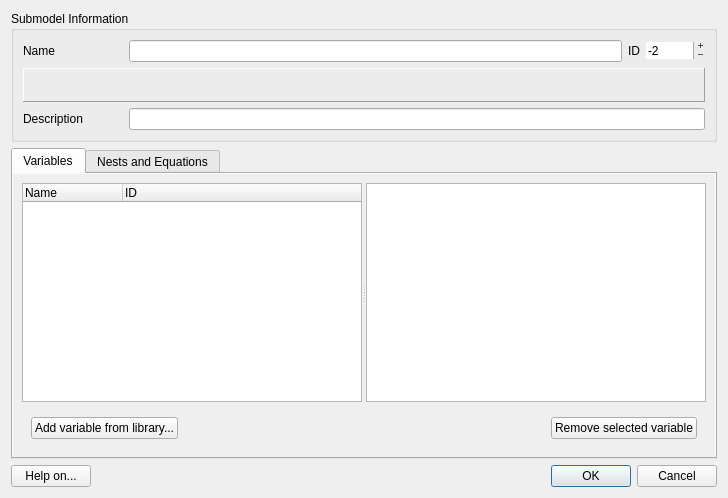
Before: the Qt Designer form opus_gui/models_manager/views/submodel_editor.ui in psrc/urbansim, drawn with Qt 5.
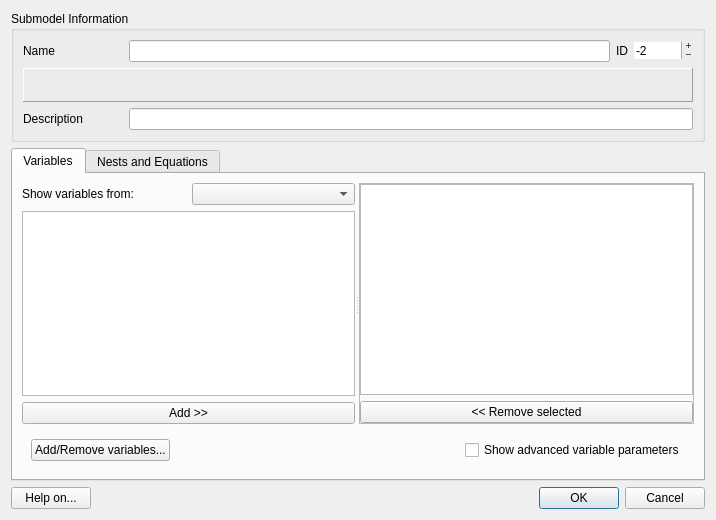
After: the same form once the commit is applied. Icons and pictures are not drawn. Custom widgets are drawn as their Qt base class.

Commit message: added a nicer variable "picker". Users can add or remove single variables via right click but are now given the option to click "add/remove variables" to add/remove multiple variables at once using an optimized interface. added a checkbox for displaying advanced parameters for variables (defaults to OFF)

Diff of the .ui file:
```diff
--- a/opus_gui/models_manager/views/submodel_editor.ui
+++ b/opus_gui/models_manager/views/submodel_editor.ui
@@ -5,8 +5,8 @@
    <rect>
     <x>0</x>
     <y>0</y>
-    <width>728</width>
-    <height>498</height>
+    <width>716</width>
+    <height>520</height>
    </rect>
   </property>
   <property name="windowTitle" >
@@ -165,26 +165,103 @@
      </property>
      <widget class="QWidget" name="tab_variable_selector" >
       <property name="autoFillBackground" >
-       <bool>true</bool>
+       <bool>false</bool>
       </property>
       <attribute name="title" >
        <string>Variables</string>
       </attribute>
-      <layout class="QVBoxLayout" name="verticalLayout" >
+      <layout class="QVBoxLayout" name="verticalLayout_6" >
        <item>
         <widget class="QSplitter" name="split_struct_variables" >
-         <property name="sizePolicy" >
-          <sizepolicy vsizetype="MinimumExpanding" hsizetype="Expanding" >
-           <horstretch>0</horstretch>
-           <verstretch>0</verstretch>
-          </sizepolicy>
-         </property>
          <property name="orientation" >
           <enum>Qt::Horizontal</enum>
          </property>
+         <widget class="QStackedWidget" name="stack_struct_picker" >
+          <property name="sizePolicy" >
+           <sizepolicy vsizetype="Expanding" hsizetype="Preferred" >
+            <horstretch>0</horstretch>
+            <verstretch>0</verstretch>
+           </sizepolicy>
+          </property>
+          <property name="currentIndex" >
+           <number>0</number>
+          </property>
+          <widget class="QWidget" name="picker" >
+           <layout class="QVBoxLayout" name="verticalLayout_4" >
+            <property name="sizeConstraint" >
+             <enum>QLayout::SetMinimumSize</enum>
+            </property>
+            <property name="margin" >
+             <number>0</number>
+            </property>
+            <item>
+             <layout class="QHBoxLayout" name="horizontalLayout_8" >
+              <item>
+               <widget class="QLabel" name="label_3" >
+                <property name="text" >
+                 <string>Show variables from:</string>
+                </property>
+               </widget>
+              </item>
+              <item>
+               <widget class="QComboBox" name="cbo_dataset_filter" >
+                <property name="whatsThis" >
+                 <string>Filter what variables to display for adding by dataset.
+The list of variables is not filtered if [All datasets] is selected.</string>
+                </property>
+               </widget>
+              </item>
+             </layout>
+            </item>
+            <item>
+             <widget class="QListWidget" name="lst_available_variables" >
+              <property name="whatsThis" >
+               <string>&lt;!DOCTYPE HTML PUBLIC "-//W3C//DTD HTML 4.0//EN" "http://www.w3.org/TR/REC-html40/strict.dtd">
+&lt;html>&lt;head>&lt;meta name="qrichtext" content="1" />&lt;style type="text/css">
+p, li { white-space: pre-wrap; }
+&lt;/style>&lt;/head>&lt;body style=" font-family:'Tahoma'; font-size:8.25pt; font-weight:400; font-style:normal;">
+&lt;p style=" margin-top:0px; margin-bottom:0px; margin-left:0px; margin-right:0px; -qt-block-indent:0; text-indent:0px;">The list of available model variables that can be added to the the right side list.&lt;/p>
+&lt;p style="-qt-paragraph-type:empty; margin-top:0px; margin-bottom:0px; margin-left:0px; margin-right:0px; -qt-block-indent:0; text-indent:0px;">&lt;/p>
+&lt;p style=" margin-top:0px; margin-bottom:0px; margin-left:0px; margin-right:0px; -qt-block-indent:0; text-indent:0px;">This list only shows variables that are not already selected and that belong the selected dataset.&lt;/p>&lt;/body>&lt;/html></string>
+              </property>
+              <property name="selectionMode" >
+               <enum>QAbstractItemView::ExtendedSelection</enum>
+              </property>
+             </widget>
+            </item>
+            <item>
+             <widget class="QPushButton" name="pb_add_variable" >
+              <property name="whatsThis" >
+               <string>Add the selected variable(s) to the right side list.</string>
+              </property>
+              <property name="text" >
+               <string>Add >></string>
+              </property>
+             </widget>
+            </item>
+           </layout>
+          </widget>
+          <widget class="QWidget" name="structure" >
+           <property name="sizePolicy" >
+            <sizepolicy vsizetype="MinimumExpanding" hsizetype="Maximum" >
+             <horstretch>0</horstretch>
+             <verstretch>0</verstretch>
+            </sizepolicy>
+           </property>
+           <layout class="QVBoxLayout" name="verticalLayout_7" >
+            <property name="spacing" >
+             <number>6</number>
+            </property>
+            <property name="sizeConstraint" >
+             <enum>QLayout::SetMinimumSize</enum>
+            </property>
+            <property name="margin" >
+             <number>0</number>
+            </property>
+            <item>
          <widget class="QTreeWidget" name="tree_structure_selector" >
           <property name="sizePolicy" >
-           <sizepolicy vsizetype="Expanding" hsizetype="Maximum" >
+               <sizepolicy vsizetype="Expanding" hsizetype="MinimumExpanding" >
             <horstretch>0</horstretch>
             <verstretch>0</verstretch>
            </sizepolicy>
@@ -213,7 +290,29 @@
            </property>
           </column>
          </widget>
+            </item>
+           </layout>
+          </widget>
+         </widget>
+         <widget class="QFrame" name="frame" >
+          <property name="frameShape" >
+           <enum>QFrame::StyledPanel</enum>
+          </property>
+          <property name="frameShadow" >
+           <enum>QFrame::Raised</enum>
+          </property>
+          <layout class="QVBoxLayout" name="verticalLayout" >
+           <property name="margin" >
+            <number>0</number>
+           </property>
+           <item>
          <widget class="QTableView" name="table_selected_variables" >
+             <property name="sizePolicy" >
+              <sizepolicy vsizetype="Expanding" hsizetype="MinimumExpanding" >
+               <horstretch>0</horstretch>
+               <verstretch>0</verstretch>
+              </sizepolicy>
+             </property>
           <property name="whatsThis" >
            <string>&lt;!DOCTYPE HTML PUBLIC "-//W3C//DTD HTML 4.0//EN" "http://www.w3.org/TR/REC-html40/strict.dtd">
 &lt;html>&lt;head>&lt;meta name="qrichtext" content="1" />&lt;style type="text/css">
@@ -245,22 +344,49 @@
            <bool>false</bool>
           </property>
          </widget>
+           </item>
+           <item>
+            <widget class="QPushButton" name="pb_remove_variable" >
+             <property name="toolTip" >
+              <string>Remove the selected variable</string>
+             </property>
+             <property name="whatsThis" >
+              <string>&lt;!DOCTYPE HTML PUBLIC "-//W3C//DTD HTML 4.0//EN" "http://www.w3.org/TR/REC-html40/strict.dtd">
+&lt;html>&lt;head>&lt;meta name="qrichtext" content="1" />&lt;style type="text/css">
+p, li { white-space: pre-wrap; }
+&lt;/style>&lt;/head>&lt;body style=" font-family:'MS Shell Dlg 2'; font-size:8.25pt; font-weight:400; font-style:normal;">
+&lt;p style=" margin-top:0px; margin-bottom:0px; margin-left:0px; margin-right:0px; -qt-block-indent:0; text-indent:0px; font-size:8pt;">Remove the selected variables from the equation / submodel.&lt;/p>
+&lt;p style="-qt-paragraph-type:empty; margin-top:0px; margin-bottom:0px; margin-left:0px; margin-right:0px; -qt-block-indent:0; text-indent:0px; font-size:8pt;">&lt;/p>
+&lt;p style=" margin-top:0px; margin-bottom:0px; margin-left:0px; margin-right:0px; -qt-block-indent:0; text-indent:0px; font-size:8pt;">Note that any extra information such as starting values or coefficient names are lost when removing the variable. To temporarly disable a variable you can click the "&lt;span style=" font-weight:600;">ignore&lt;/span>" checkbox on the far left side of the list.&lt;/p>&lt;/body>&lt;/html></string>
+             </property>
+             <property name="text" >
+              <string>&lt;&lt; Remove selected</string>
+             </property>
+            </widget>
+           </item>
+          </layout>
+         </widget>
         </widget>
        </item>
        <item>
         <widget class="QFrame" name="frame_selection_buttons" >
+         <property name="sizePolicy" >
+          <sizepolicy vsizetype="Maximum" hsizetype="Preferred" >
+           <horstretch>0</horstretch>
+           <verstretch>0</verstretch>
+          </sizepolicy>
+         </property>
          <layout class="QHBoxLayout" name="horizontalLayout_5" >
           <item>
-           <widget class="QPushButton" name="pb_add_variable" >
+           <widget class="QPushButton" name="pb_show_picker" >
             <property name="toolTip" >
              <string>Add a variable from the expression librarry to the current list</string>
             </property>
             <property name="text" >
-             <string>Add variable from library...</string>
+             <string>Add/Remove variables...</string>
             </property>
-            <property name="icon" >
-             <iconset>
-              <normaloff>:/Images/Images/arrow_right.png</normaloff>:/Images/Images/arrow_right.png</iconset>
+            <property name="checkable" >
+             <bool>true</bool>
             </property>
            </widget>
           </item>
@@ -278,24 +404,9 @@
            </spacer>
           </item>
           <item>
-           <widget class="QPushButton" name="pb_remove_variable" >
-            <property name="toolTip" >
-             <string>Remove the selected variable</string>
-            </property>
-            <property name="whatsThis" >
-             <string>&lt;!DOCTYPE HTML PUBLIC "-//W3C//DTD HTML 4.0//EN" "http://www.w3.org/TR/REC-html40/strict.dtd">
-&lt;html>&lt;head>&lt;meta name="qrichtext" content="1" />&lt;style type="text/css">
-p, li { white-space: pre-wrap; }
-&lt;/style>&lt;/head>&lt;body style=" font-family:'MS Shell Dlg 2'; font-size:8.25pt; font-weight:400; font-style:normal;">
-&lt;p style=" margin-top:0px; margin-bottom:0px; margin-left:0px; margin-right:0px; -qt-block-indent:0; text-indent:0px;">&lt;span style=" font-size:8pt;">Remove the variable.&lt;/span>&lt;/p>
-&lt;p style=" margin-top:0px; margin-bottom:0px; margin-left:0px; margin-right:0px; -qt-block-indent:0; text-indent:0px; font-size:8pt;">Note that any extra information such as starting values or coefficient names are lost when removing the variable. To temporarly disable it you can click the "ignore" checkbox.&lt;/p>&lt;/body>&lt;/html></string>
-            </property>
+           <widget class="QCheckBox" name="cb_show_advanced_parameters" >
             <property name="text" >
-             <string>Remove selected variable</string>
-            </property>
-            <property name="icon" >
-             <iconset>
-              <normaloff>:/Images/Images/arrow_left_red.png</normaloff>:/Images/Images/arrow_left_red.png</iconset>
+             <string>Show advanced variable parameters</string>
             </property>
            </widget>
           </item>
```
Left out of the diff: 7 changed lines with no effect on the pictures. Lines whose indentation alone changed are shown as unchanged. The commit also changes 2 other files.
